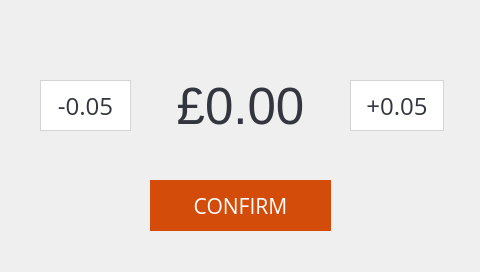
alexykot/xbterminal-firmware, file xbterminal/gui/ui.ui: the form before one commit.
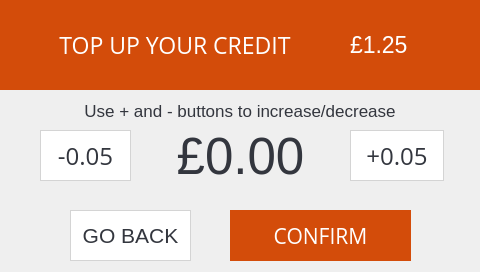
The form after the commit. The open tabs and pages were chosen to show the change.

Commit message: Add 'go back' button to pay_confirm screen

What changed in the file:
```diff
--- a/xbterminal/gui/ui.ui
+++ b/xbterminal/gui/ui.ui
@@ -501,7 +501,7 @@
      <property name="geometry">
       <rect>
        <x>150</x>
-       <y>70</y>
+       <y>120</y>
        <width>181</width>
        <height>71</height>
       </rect>
@@ -525,7 +525,7 @@
      <property name="geometry">
       <rect>
        <x>40</x>
-       <y>80</y>
+       <y>130</y>
        <width>91</width>
        <height>51</height>
       </rect>
@@ -551,7 +551,7 @@
      <property name="geometry">
       <rect>
        <x>350</x>
-       <y>80</y>
+       <y>130</y>
        <width>94</width>
        <height>51</height>
       </rect>
@@ -576,8 +576,8 @@
     <widget class="QPushButton" name="pconfirm_confirm_btn">
      <property name="geometry">
       <rect>
-       <x>150</x>
-       <y>180</y>
+       <x>230</x>
+       <y>210</y>
        <width>181</width>
        <height>51</height>
       </rect>
@@ -597,6 +597,108 @@
       <string>CONFIRM</string>
      </property>
     </widget>
+    <widget class="QPushButton" name="pconfirm_goback_btn">
+     <property name="geometry">
+      <rect>
+       <x>70</x>
+       <y>210</y>
+       <width>121</width>
+       <height>51</height>
+      </rect>
+     </property>
+     <property name="font">
+      <font>
+       <pointsize>16</pointsize>
+      </font>
+     </property>
+     <property name="styleSheet">
+      <string notr="true">background: #fff;
+border-width: 1px;
+border-style: solid;
+border-color: #d4d4d4;
+color: #33363e;</string>
+     </property>
+     <property name="text">
+      <string>GO BACK</string>
+     </property>
+    </widget>
+    <widget class="QLabel" name="pconfirm_desc_lbl">
+     <property name="geometry">
+      <rect>
+       <x>0</x>
+       <y>0</y>
+       <width>350</width>
+       <height>90</height>
+      </rect>
+     </property>
+     <property name="font">
+      <font>
+       <family>Open Sans</family>
+       <pointsize>17</pointsize>
+      </font>
+     </property>
+     <property name="styleSheet">
+      <string notr="true">background: #d34c0a;
+color: #fff;
+</string>
+     </property>
+     <property name="text">
+      <string>TOP UP YOUR CREDIT</string>
+     </property>
+     <property name="alignment">
+      <set>Qt::AlignCenter</set>
+     </property>
+    </widget>
+    <widget class="QLabel" name="pconfirm_credit_lbl">
+     <property name="geometry">
+      <rect>
+       <x>350</x>
+       <y>0</y>
+       <width>130</width>
+       <height>90</height>
+      </rect>
+     </property>
+     <property name="font">
+      <font>
+       <pointsize>17</pointsize>
+      </font>
+     </property>
+     <property name="styleSheet">
+      <string notr="true">background: #d34c0a;
+color: #fff;
+</string>
+     </property>
+     <property name="text">
+      <string>£1.25</string>
+     </property>
+     <property name="alignment">
+      <set>Qt::AlignLeading|Qt::AlignLeft|Qt::AlignVCenter</set>
+     </property>
+    </widget>
+    <widget class="QLabel" name="pconfirm_incrdecr_lbl">
+     <property name="geometry">
+      <rect>
+       <x>0</x>
+       <y>100</y>
+       <width>480</width>
+       <height>21</height>
+      </rect>
+     </property>
+     <property name="font">
+      <font>
+       <pointsize>13</pointsize>
+      </font>
+     </property>
+     <property name="styleSheet">
+      <string notr="true">color: #33363e;</string>
+     </property>
+     <property name="text">
+      <string>Use + and - buttons to increase/decrease</string>
+     </property>
+     <property name="alignment">
+      <set>Qt::AlignCenter</set>
+     </property>
+    </widget>
    </widget>
    <widget class="QWidget" name="pay_info_scrn">
     <widget class="QPushButton" name="pinfo_cancel_btn">
```
Left out of the diff: 2 changed lines with no effect on the pictures. The commit also changes 3 other files.
